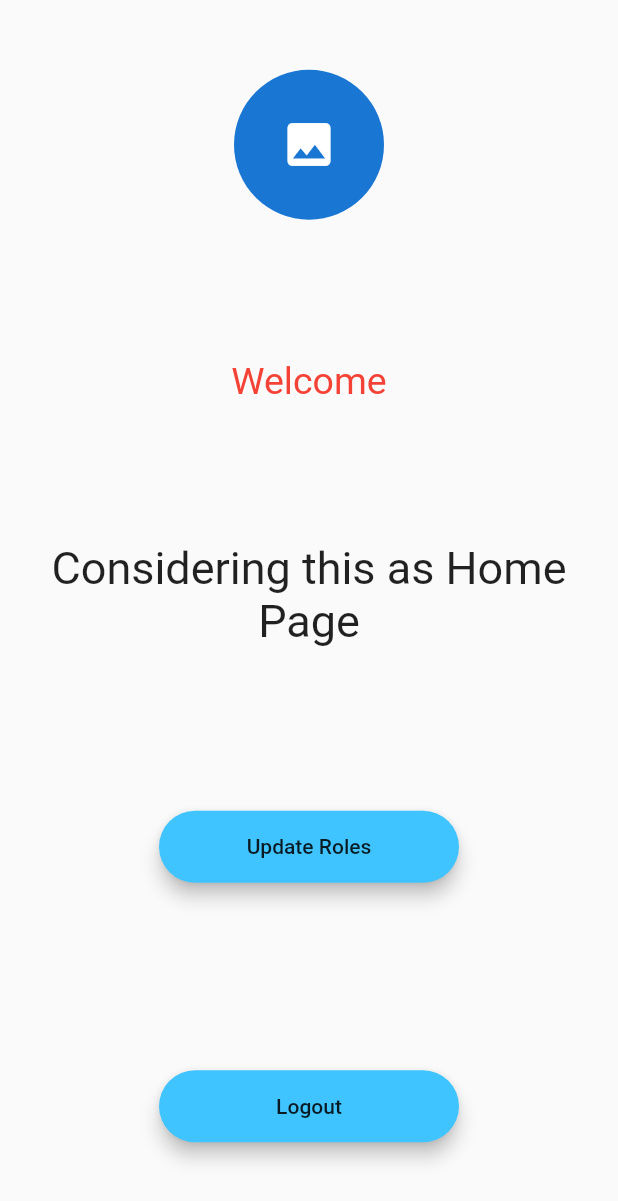
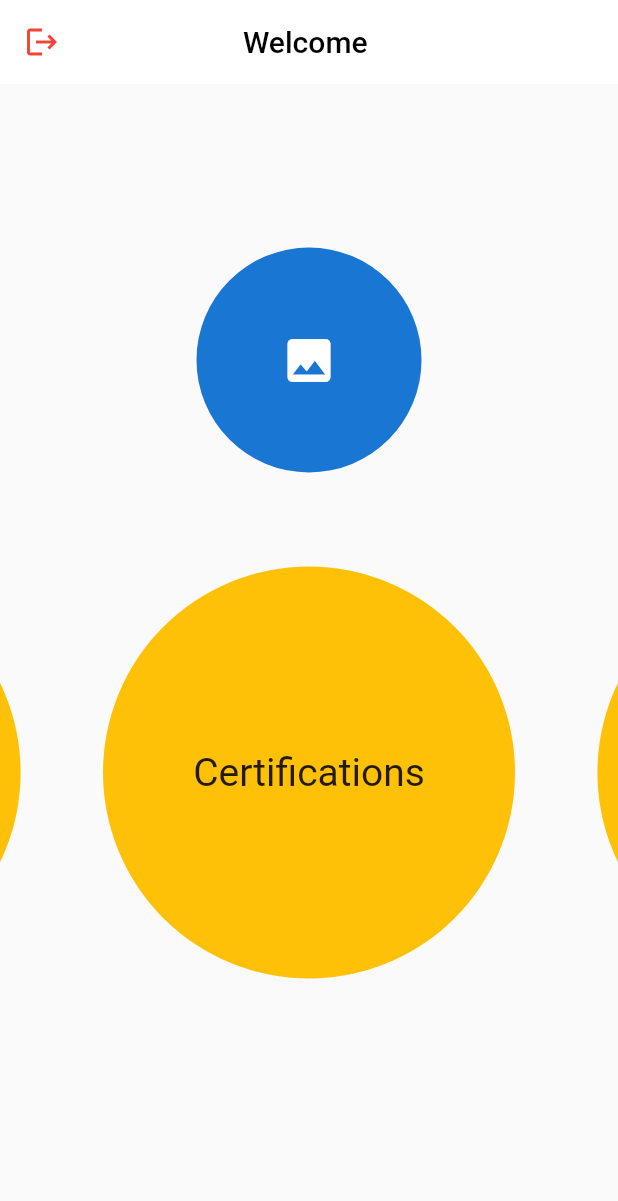
Before and after one commit to daadreyaa/product_development, a Flutter app: the HomePage screen opened by its route, on a phone screen of 412 x 824 dp. Shown: the top 1201 px of the screen. Run offline on Flutter 3.47's test engine with Material 2 defaults, Android fonts, the phone set to English and light mode, and no system bars; drawn by our look-alikes of carousel_slider, modal_progress_hud_nsn; our stand-ins replace animated_text_kit, cloud_firestore, firebase_auth, firebase_core, firebase_storage, google_fonts and 1 more; accounts and stored records are empty.

Commit message:
updated till 12

```diff
--- a/lib/main.dart
+++ b/lib/main.dart
@@ -1,4 +1,5 @@
 import 'package:flutter/material.dart';
+import 'package:product_development/screens/achievements_page.dart';
 import 'package:product_development/screens/forgot_password.dart';
 import 'package:product_development/screens/home_page.dart';
 import 'package:product_development/screens/login_page.dart';
@@ -7,6 +8,7 @@ import 'package:product_development/screens/signup_page.dart';
 import 'package:product_development/screens/splash_screen.dart';
 import 'package:firebase_core/firebase_core.dart';
 import 'package:product_development/screens/update_user_roles.dart';
+import 'screens/chat_screen.dart';
 
 void main() async {
   WidgetsFlutterBinding.ensureInitialized();
@@ -34,6 +36,8 @@ class MyApp extends StatelessWidget {
         ForgotPassword.id: (context) => ForgotPassword(),
         UpdateUserRoles.id: (context) => UpdateUserRoles(),
         EditProfile.id: (context) => EditProfile(),
+        ChatScreen.id: (context) => ChatScreen(),
+        AchievementsPage.id: (context) => AchievementsPage(),
       },
     );
   }
--- a/lib/screens/home_page.dart
+++ b/lib/screens/home_page.dart
@@ -3,8 +3,11 @@ import 'package:flutter/material.dart';
 import 'package:flutter/services.dart';
 import 'package:modal_progress_hud_nsn/modal_progress_hud_nsn.dart';
 import 'package:product_development/components/rounded_button.dart';
+import 'package:product_development/screens/achievements_page.dart';
 import 'package:product_development/screens/profile_page.dart';
 import 'package:product_development/screens/update_user_roles.dart';
+import 'package:carousel_slider/carousel_slider.dart';
+import 'chat_screen.dart';
 
 class HomePage extends StatefulWidget {
   const HomePage({Key? key}) : super(key: key);
@@ -26,7 +29,26 @@ class _HomePageState extends State<HomePage> {
     return ModalProgressHUD(
       inAsyncCall: showSpinner,
       child: Scaffold(
+        appBar: AppBar(
+          centerTitle: true,
+          leading: InkWell(
+            onTap: () => Navigator.pop(context),
+            child: Icon(Icons.logout, color: Colors.red),
+          ),
+          // automaticallyImplyLeading: false,
+          elevation: 0,
+          backgroundColor: Colors.white,
+          title: Text(
+            'Welcome ' + user.displayName!,
+            style: TextStyle(
+              color: Colors.black,
+            ),
+          ),
+
+          // centerTitle: true,
+        ),
         body: Center(
+          child: SingleChildScrollView(
             child: Column(
               mainAxisAlignment: MainAxisAlignment.spaceAround,
               children: [
@@ -37,51 +59,80 @@ class _HomePageState extends State<HomePage> {
                   child: url != ''
                       ? CircleAvatar(
                           backgroundImage: NetworkImage(url),
-                        radius: 50.0,
+                          radius: 75.0,
                         )
                       : CircleAvatar(
                           child: Icon(
                             Icons.image,
                             size: 38.0,
                           ),
-                        radius: 50.0,
+                          radius: 75.0,
                         ),
                 ),
-              Text(
-                'Welcome ' + user.displayName!,
-                textAlign: TextAlign.center,
-                style: TextStyle(
-                  fontSize: 25.0,
-                  color: Colors.red,
+                // SizedBox(
+                //   height: 30,
+                // ),
+                // Text(
+                //   'Welcome ' + user.displayName!,
+                //   textAlign: TextAlign.center,
+                //   style: TextStyle(
+                //     fontSize: 30.0,
+                //     color: Colors.red,
+                //   ),
+                // ),
+                // Text(
+                //   'Considering this as Home Page',
+                //   textAlign: TextAlign.center,
+                //   style: TextStyle(
+                //     fontSize: 30.0,
+                //   ),
+                // ),
+                CarouselSlider(
+                  options: CarouselOptions(height: 400.0),
+                  items: ['Certifications', 'Skill Set', 'Achievements'].map((i) {
+                    return Builder(
+                      builder: (BuildContext context) {
+                        return Container(
+                            width: MediaQuery.of(context).size.width / 1.5,
+                            margin: EdgeInsets.symmetric(horizontal: 5.0),
+                            decoration: BoxDecoration(
+                              color: Colors.amber,
+                              shape: BoxShape.circle,
+                            ),
+                            child: InkWell(
+                              onTap: () => Navigator.pushNamed(context, ChatScreen.id),
+                              child: Center(
+                                child: Text(
+                                  '$i',
+                                  style: TextStyle(fontSize: 26.0),
                                 ),
                               ),
-              Text(
-                'Considering this as Home Page',
-                textAlign: TextAlign.center,
-                style: TextStyle(
-                  fontSize: 30.0,
+                            ));
+                      },
+                    );
+                  }).toList(),
                 ),
+                // RoundedButton(
+                //   title: 'Update Roles',
+                //   color: Colors.lightBlueAccent,
+                //   onPressed: () => Navigator.pushNamed(context, UpdateUserRoles.id),
+                // ),
+                // RoundedButton(
+                //   title: 'Logout',
+                //   color: Colors.lightBlueAccent,
+                //   onPressed: () {
+                //     setState(() {
+                //       showSpinner = true;
+                //     });
+                //     FirebaseAuth.instance.signOut();
+                //     SystemNavigator.pop();
+                //     setState(() {
+                //       showSpinner = false;
+                //     });
+                //   },
+                // ),
+              ],
             ),
-              RoundedButton(
-                title: 'Update Roles',
-                color: Colors.lightBlueAccent,
-                onPressed: () => Navigator.pushNamed(context, UpdateUserRoles.id),
-              ),
-              RoundedButton(
-                title: 'Logout',
-                color: Colors.lightBlueAccent,
-                onPressed: () {
-                  setState(() {
-                    showSpinner = true;
-                  });
-                  FirebaseAuth.instance.signOut();
-                  SystemNavigator.pop();
-                  setState(() {
-                    showSpinner = false;
-                  });
-                },
-              ),
-            ],
           ),
         ),
       ),
--- a/lib/screens/update_user_roles.dart
+++ b/lib/screens/update_user_roles.dart
@@ -18,7 +18,7 @@ class _UpdateUserRolesState extends State<UpdateUserRoles> {
   //   value.data()!['role'];
   // });
 
-  var items = ['User', 'Admin'];
+  var items = ['Student', 'Admin'];
 
   // late String role;
 
--- a/pubspec.yaml
+++ b/pubspec.yaml
@@ -38,6 +38,7 @@ dependencies:
   image_picker:
   firebase_storage:
   path:
+  carousel_slider:
 
 dev_dependencies:
   flutter_test:
```
Also changed, not shown: lib/screens/achievements_page.dart (added, +35 -0 lines), lib/screens/chat_screen.dart (added, +206 -0 lines), lib/screens/constants.dart (added, +40 -0 lines), lib/screens/signup_page.dart (+16 -3 lines), lib/screens/certifications_page.dart (added), lib/screens/skill_set_page.dart (added), pubspec.lock. Lines whose indentation alone changed are shown as unchanged.
